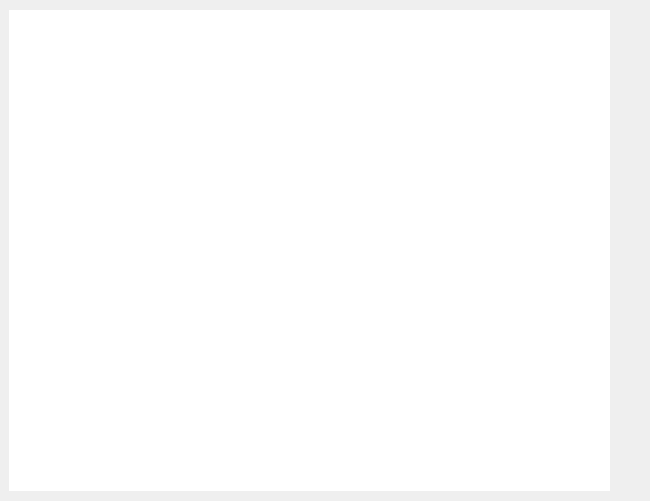
First picture: the form in barraavisos.ui, repository arcnexus/RedFoX, before the edit.
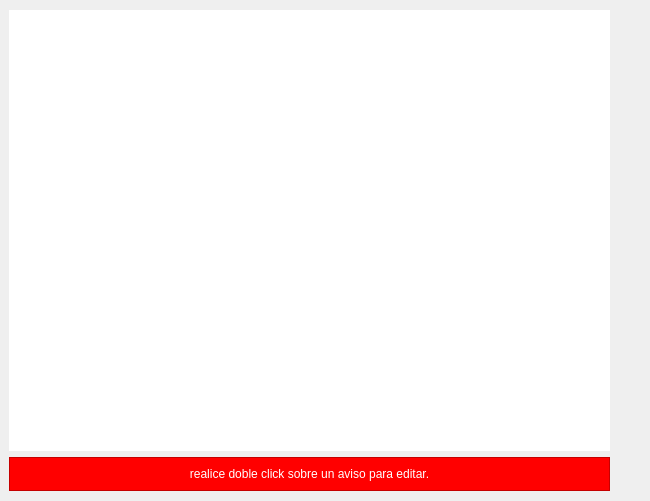
Second picture: the form after the edit.

Commit message: barra avisos poder editar avisos estilo controles varios.

```diff
--- a/barraavisos.ui
+++ b/barraavisos.ui
@@ -38,6 +38,47 @@
       <string notr="true">background: none;
 border : 0;</string>
      </property>
+     <property name="alternatingRowColors">
+      <bool>true</bool>
+     </property>
+     <property name="selectionMode">
+      <enum>QAbstractItemView::SingleSelection</enum>
+     </property>
+     <property name="selectionBehavior">
+      <enum>QAbstractItemView::SelectRows</enum>
+     </property>
+     <attribute name="horizontalHeaderStretchLastSection">
+      <bool>true</bool>
+     </attribute>
+     <attribute name="verticalHeaderVisible">
+      <bool>false</bool>
+     </attribute>
+    </widget>
+   </item>
+   <item row="1" column="0">
+    <widget class="QFrame" name="lbldblclick">
+     <property name="styleSheet">
+      <string notr="true">background-color: rgb(255, 0, 0);
+color: rgb(255, 255, 255);</string>
+     </property>
+     <property name="frameShape">
+      <enum>QFrame::StyledPanel</enum>
+     </property>
+     <property name="frameShadow">
+      <enum>QFrame::Raised</enum>
+     </property>
+     <layout class="QGridLayout" name="gridLayout_2">
+      <item row="0" column="0">
+       <widget class="QLabel" name="label">
+        <property name="text">
+         <string>realice doble click sobre un aviso para editar.</string>
+        </property>
+        <property name="alignment">
+         <set>Qt::AlignCenter</set>
+        </property>
+       </widget>
+      </item>
+     </layout>
     </widget>
    </item>
   </layout>
```
The commit also changes 11 other files.
